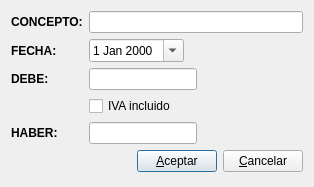
Above: ui/editapaseconci.ui from Ivanvegacbr/librokuentas before the change. Below: the same form after it.
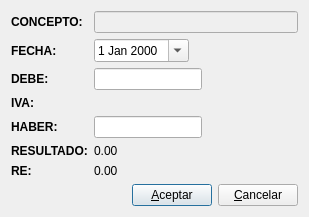
That is the form after the change. Icons and pictures are not drawn. Custom widgets are drawn as their Qt base class.

Patch:
```diff
--- a/ui/editapaseconci.ui
+++ b/ui/editapaseconci.ui
@@ -1,12 +1,12 @@
 <ui version="4.0" >
  <class>editapaseconci</class>
- <widget class="QDialog" name="editapaseconci" >
-  <property name="geometry" >
+ <widget class="QDialog" name="editapaseconci">
+  <property name="geometry">
    <rect>
     <x>0</x>
     <y>0</y>
-    <width>314</width>
-    <height>187</height>
+    <width>309</width>
+    <height>215</height>
    </rect>
   </property>
   <property name="windowTitle" >
@@ -26,10 +26,13 @@
      </property>
     </widget>
    </item>
-   <item row="0" column="1" >
-    <widget class="QLineEdit" name="descripcionlineEdit" >
-     <property name="sizePolicy" >
-      <sizepolicy vsizetype="Maximum" hsizetype="Expanding" >
+   <item row="0" column="1">
+    <widget class="QLineEdit" name="descripcionlineEdit">
+     <property name="enabled">
+      <bool>false</bool>
+     </property>
+     <property name="sizePolicy">
+      <sizepolicy hsizetype="Expanding" vsizetype="Maximum">
        <horstretch>0</horstretch>
        <verstretch>0</verstretch>
       </sizepolicy>
@@ -91,18 +94,8 @@
      </property>
     </widget>
    </item>
-   <item row="3" column="1" >
-    <widget class="QCheckBox" name="ivaCheck" >
-     <property name="sizePolicy" >
-      <sizepolicy vsizetype="Fixed" hsizetype="Minimum" >
-       <horstretch>0</horstretch>
-       <verstretch>0</verstretch>
-      </sizepolicy>
-     </property>
-     <property name="text" >
-      <string>IVA incluido</string>
-     </property>
-    </widget>
+   <item row="3" column="1">
+    <widget class="ivaComboBox" name="ivaSelect" native="true"/>
    </item>
    <item row="4" column="0" >
     <widget class="QLabel" name="label_4" >
@@ -127,8 +120,22 @@
      </property>
     </widget>
    </item>
-   <item row="5" column="1" >
-    <layout class="QHBoxLayout" name="horizontalLayout" >
+   <item row="5" column="1">
+    <widget class="QLabel" name="ivaLabel">
+     <property name="text">
+      <string>0.00</string>
+     </property>
+    </widget>
+   </item>
+   <item row="6" column="1">
+    <widget class="QLabel" name="reLabel">
+     <property name="text">
+      <string>0.00</string>
+     </property>
+    </widget>
+   </item>
+   <item row="7" column="1">
+    <layout class="QHBoxLayout" name="horizontalLayout">
      <item>
       <spacer name="horizontalSpacer" >
        <property name="orientation" >
@@ -169,8 +176,55 @@
      </item>
     </layout>
    </item>
+   <item row="3" column="0">
+    <widget class="QLabel" name="label_5">
+     <property name="font">
+      <font>
+       <weight>75</weight>
+       <bold>true</bold>
+      </font>
+     </property>
+     <property name="text">
+      <string>IVA:</string>
+     </property>
+    </widget>
+   </item>
+   <item row="5" column="0">
+    <widget class="QLabel" name="label_8">
+     <property name="font">
+      <font>
+       <weight>75</weight>
+       <bold>true</bold>
+      </font>
+     </property>
+     <property name="text">
+      <string>RESULTADO:</string>
+     </property>
+    </widget>
+   </item>
+   <item row="6" column="0">
+    <widget class="QLabel" name="label_9">
+     <property name="font">
+      <font>
+       <weight>75</weight>
+       <bold>true</bold>
+      </font>
+     </property>
+     <property name="text">
+      <string>RE:</string>
+     </property>
+    </widget>
+   </item>
   </layout>
  </widget>
+ <customwidgets>
+  <customwidget>
+   <class>ivaComboBox</class>
+   <extends>QWidget</extends>
+   <header>src/ivacombobox.h</header>
+   <container>1</container>
+  </customwidget>
+ </customwidgets>
  <resources>
   <include location="libroK.qrc" />
  </resources>
```
Left out of the diff: 99 changed lines with no effect on the pictures.
